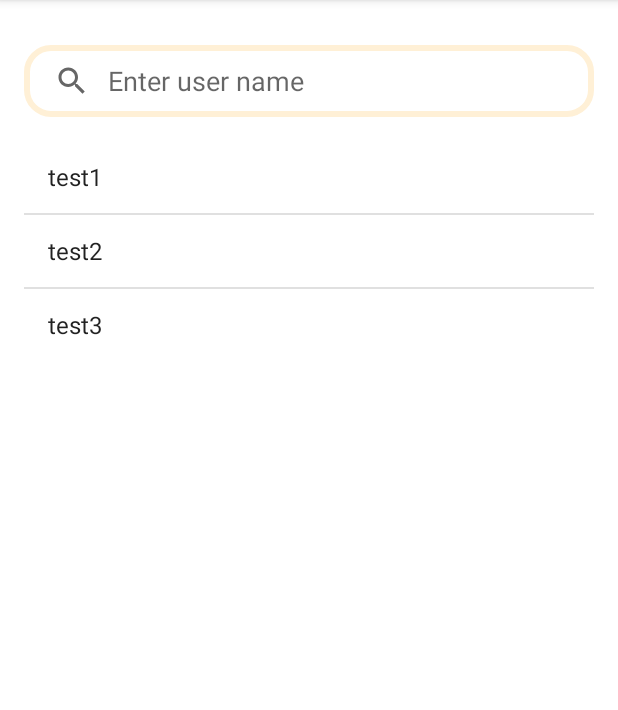
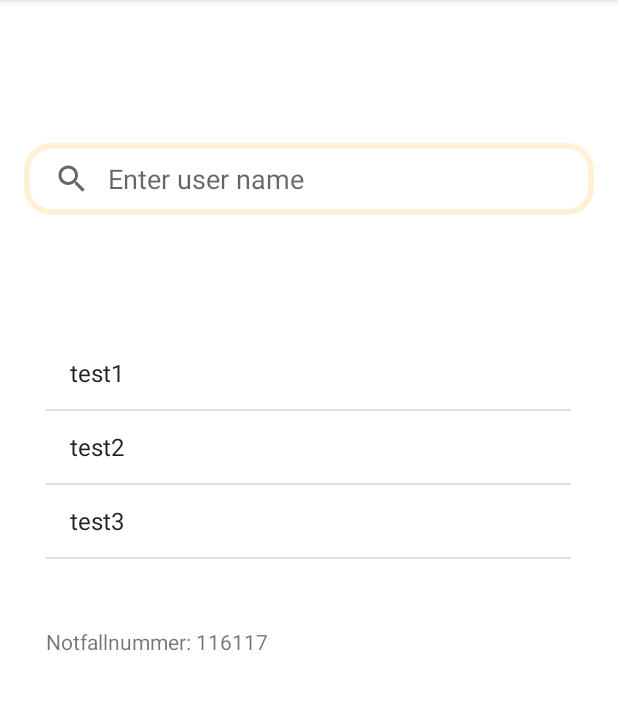
Before and after one commit to Elahekolahi/PsycHelp, an Android app: the screen it shows after launch (MainActivity), on a phone screen of 412 x 824 dp, the part 84-794 px from its top. Run offline under Robolectric (Android 15) with nearby library versions, the phone set to English and light mode, and no system bars.

Commit message:
added Notfallkontakt

```diff
--- a/app/src/main/java/com/example/psychelp/MainActivity.kt
+++ b/app/src/main/java/com/example/psychelp/MainActivity.kt
@@ -6,16 +6,22 @@ import android.widget.ArrayAdapter
 import android.widget.Button
 import android.widget.FilterQueryProvider
 import android.widget.SearchView
+import android.widget.TextView
 import com.example.psychelp.databinding.ActivityMainBinding
 class MainActivity : AppCompatActivity() {
 
     lateinit var binding : ActivityMainBinding
 
 
+
+
     override fun onCreate(savedInstanceState: Bundle?) {
         super.onCreate(savedInstanceState)
         binding = ActivityMainBinding.inflate(layoutInflater)
         setContentView(binding.root)
+
+        val textView = findViewById<TextView>(R.id.textView)
+        textView.text = "Notfallnummer: 116117"
 
         val user = arrayOf("test1","test2","test3")
 
--- a/app/src/main/res/layout/activity_main.xml
+++ b/app/src/main/res/layout/activity_main.xml
@@ -1,29 +1,53 @@
 <?xml version="1.0" encoding="utf-8"?>
-<LinearLayout xmlns:android="http://schemas.android.com/apk/res/android"
+<androidx.constraintlayout.widget.ConstraintLayout xmlns:android="http://schemas.android.com/apk/res/android"
     xmlns:app="http://schemas.android.com/apk/res-auto"
     xmlns:tools="http://schemas.android.com/tools"
+    android:id="@+id/linearLayout2"
     android:layout_width="match_parent"
     android:layout_height="match_parent"
-    android:orientation="vertical"
-    tools:context=".MainActivity" >
+    tools:context=".MainActivity">
 
     <SearchView
         android:id="@+id/searchView"
-        android:layout_width="match_parent"
+        android:layout_width="0dp"
         android:layout_height="wrap_content"
-        android:queryHint="Enter user name"
-        android:iconifiedByDefault="false"
-        android:layout_marginHorizontal="16dp"
+        android:layout_marginStart="16dp"
+        android:layout_marginLeft="16dp"
         android:layout_marginTop="30dp"
+        android:layout_marginEnd="16dp"
+        android:layout_marginRight="16dp"
         android:layout_marginBottom="16dp"
         android:background="@drawable/searchview_background"
-        android:queryBackground="@android:color/transparent"/>
+        android:iconifiedByDefault="false"
+        android:queryBackground="@android:color/transparent"
+        android:queryHint="Enter user name"
+        app:layout_constraintBottom_toTopOf="@+id/userlist"
+        app:layout_constraintEnd_toEndOf="parent"
+        app:layout_constraintStart_toStartOf="parent"
+        app:layout_constraintTop_toTopOf="parent" />
 
     <ListView
         android:id="@+id/userlist"
 
-        android:layout_width="match_parent"
-        android:layout_height="wrap_content"
-        android:layout_marginStart="16dp"
-        android:layout_marginEnd="16dp"/>
-</LinearLayout>
+        android:layout_width="350dp"
+        android:layout_height="168dp"
+        android:layout_marginEnd="16dp"
+        app:layout_constraintBottom_toBottomOf="parent"
+        app:layout_constraintEnd_toEndOf="parent"
+        app:layout_constraintHorizontal_bias="0.666"
+        app:layout_constraintStart_toStartOf="parent"
+        app:layout_constraintTop_toTopOf="parent"
+        app:layout_constraintVertical_bias="0.374" />
+
+    <TextView
+        android:id="@+id/textView"
+        android:layout_width="348dp"
+        android:layout_height="70dp"
+        android:text="Notdienst"
+        app:layout_constraintBottom_toBottomOf="parent"
+        app:layout_constraintEnd_toEndOf="parent"
+        app:layout_constraintHorizontal_bias="0.476"
+        app:layout_constraintStart_toStartOf="parent"
+        app:layout_constraintTop_toTopOf="parent"
+        app:layout_constraintVertical_bias="0.599" />
+</androidx.constraintlayout.widget.ConstraintLayout>
```
